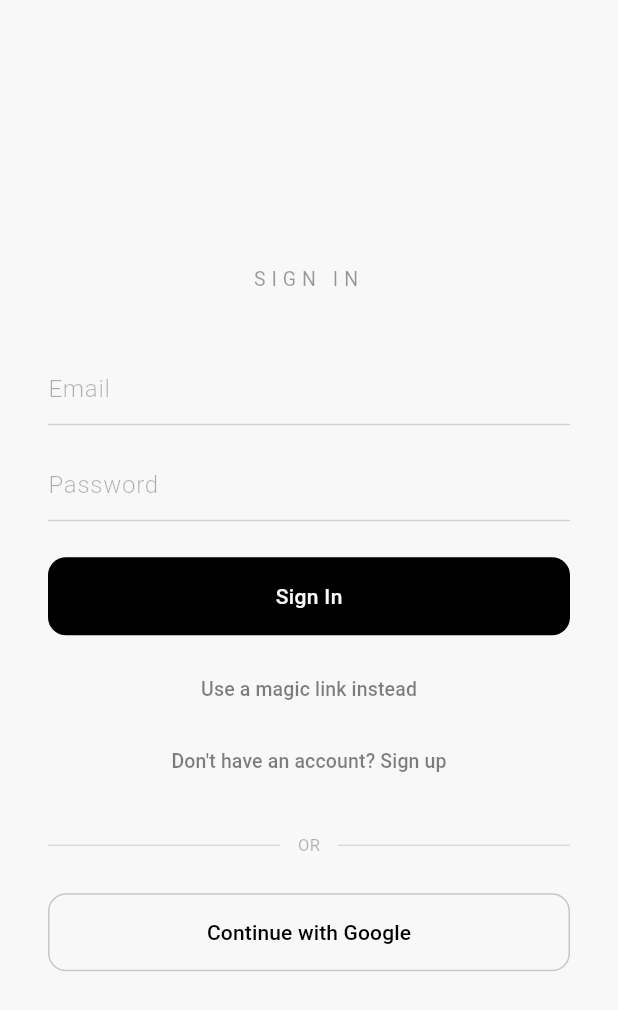
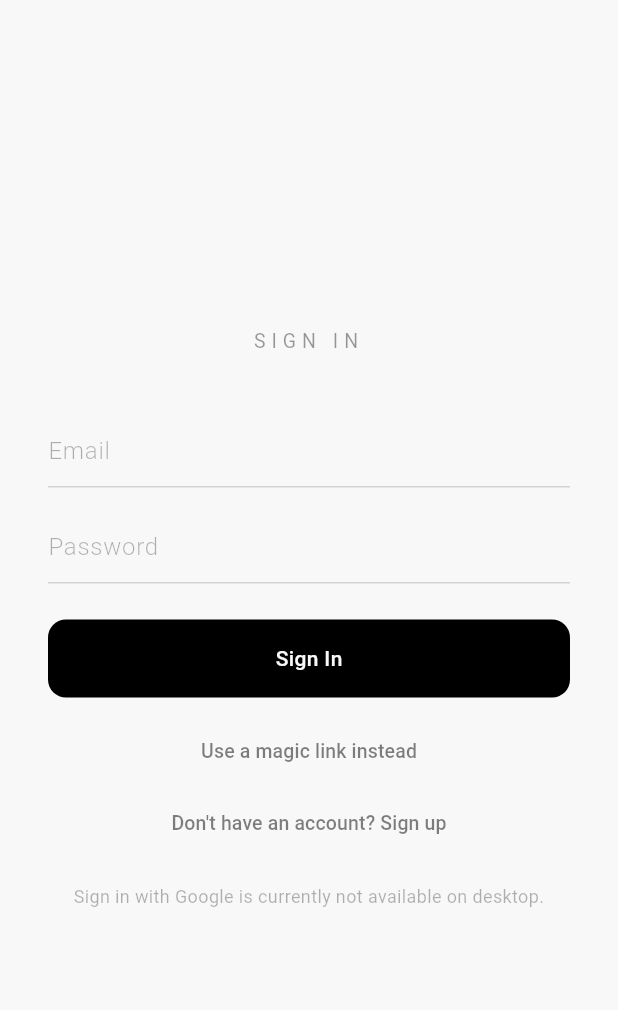
Before and after one commit to ImJustIvaan/Minimal-Clock-Desktop, a Flutter app: the AuthScreen screen opened directly, on a phone screen of 412 x 824 dp. Shown: the top 1010 px of the screen. Run offline on Flutter 3.47's test engine with Material 3 defaults, Android fonts, the phone set to English and light mode, and no system bars; our stand-ins replace flutter_riverpod, share_plus, shared_preferences, supabase_flutter, timezone; missing offline and left inert: local_notifier, window_manager; accounts and stored records are empty.

Commit message:
Remove Google sign-in on desktop, add unavailable notice

```diff
--- a/lib/features/auth/auth_screen.dart
+++ b/lib/features/auth/auth_screen.dart
@@ -71,24 +71,6 @@ class _AuthScreenState extends State<AuthScreen> {
       setState(() => _error = e.message);
     } catch (e) {
       setState(() => _error = 'Something went wrong. Try again.');
-    } finally {
-      if (mounted) setState(() => _loading = false);
-    }
-  }
-
-  Future<void> _signInWithGoogle() async {
-    setState(() {
-      _loading = true;
-      _error = null;
-      _info = null;
-    });
-    try {
-      await SupabaseService.client.auth.signInWithOAuth(
-        OAuthProvider.google,
-        redirectTo: 'io.minimalclock.app://login-callback',
-      );
-    } catch (e) {
-      setState(() => _error = 'Google sign-in failed.');
     } finally {
       if (mounted) setState(() => _loading = false);
     }
@@ -187,28 +169,11 @@ class _AuthScreenState extends State<AuthScreen> {
                       style: TextStyle(color: color.withValues(alpha: 0.5), fontSize: 13),
                     ),
                   ),
-                const SizedBox(height: 24),
-                Row(
-                  children: [
-                    Expanded(child: Divider(color: color.withValues(alpha: 0.12))),
-                    Padding(
-                      padding: const EdgeInsets.symmetric(horizontal: 12),
-                      child: Text('OR', style: TextStyle(color: color.withValues(alpha: 0.3), fontSize: 11)),
-                    ),
-                    Expanded(child: Divider(color: color.withValues(alpha: 0.12))),
-                  ],
-                ),
-                const SizedBox(height: 24),
-                OutlinedButton(
-                  onPressed: _loading ? null : _signInWithGoogle,
-                  style: OutlinedButton.styleFrom(
-                    side: BorderSide(color: color.withValues(alpha: 0.2)),
-                    padding: const EdgeInsets.symmetric(vertical: 16),
-                    shape: RoundedRectangleBorder(
-                      borderRadius: BorderRadius.circular(12),
-                    ),
-                  ),
-                  child: Text('Continue with Google', style: TextStyle(color: color)),
+                const SizedBox(height: 16),
+                Text(
+                  'Sign in with Google is currently not available on desktop.',
+                  textAlign: TextAlign.center,
+                  style: TextStyle(color: color.withValues(alpha: 0.3), fontSize: 12),
                 ),
               ],
             ),
```
